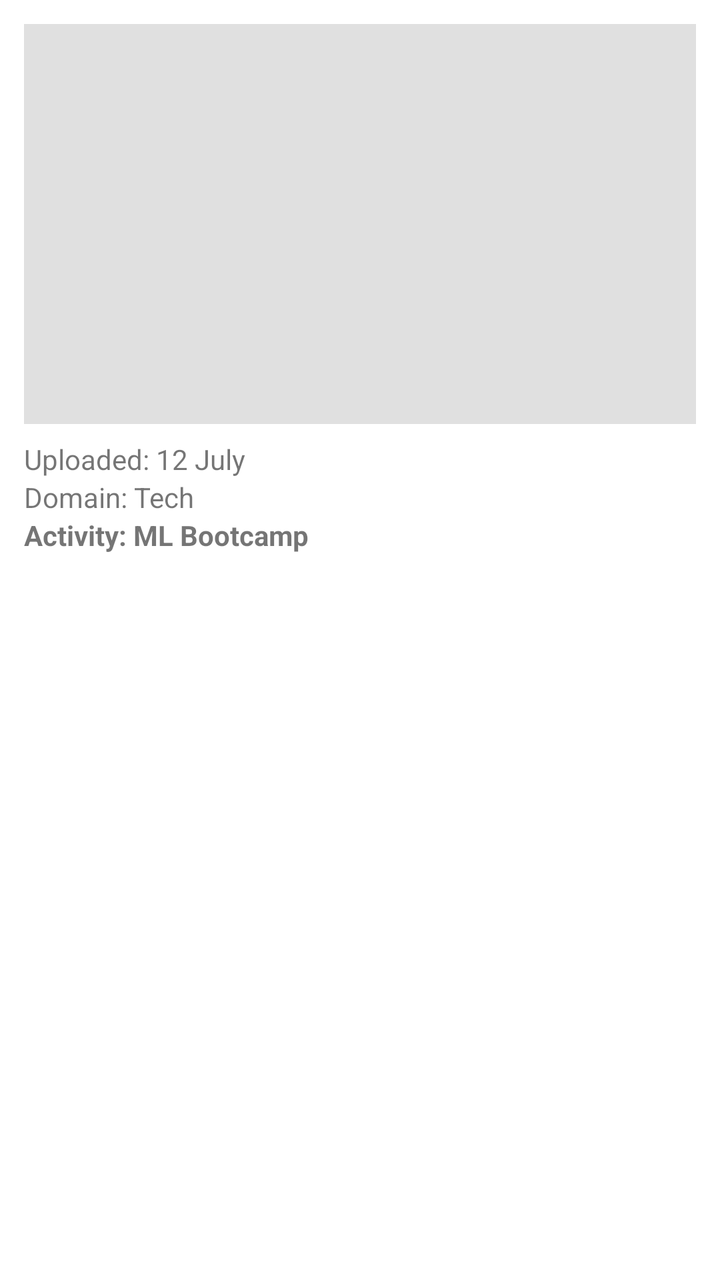
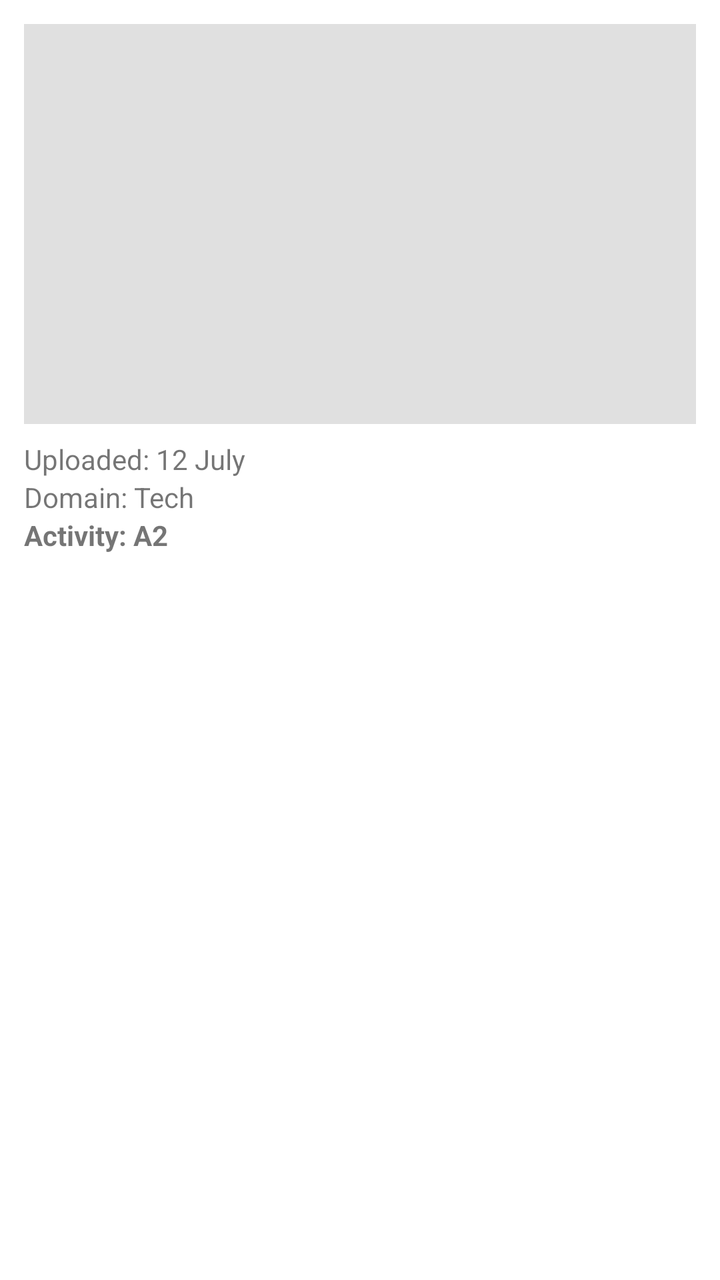

Before-and-after screenshots of an Android layout around one commit, followed by the original layout XML and the change that was made.
<!-- AndroidManifest.xml: application theme Theme.YouthSphere -->
<!-- res/layout/item_activity_image.xml -->
<?xml version="1.0" encoding="utf-8"?>
<LinearLayout xmlns:android="http://schemas.android.com/apk/res/android"
    android:layout_width="match_parent"
    android:layout_height="wrap_content"
    android:orientation="vertical"
    android:padding="12dp"
    android:background="#FFFFFF"
    android:layout_margin="8dp"
    android:elevation="2dp">

    <ImageView
        android:id="@+id/imgPhoto"
        android:layout_width="match_parent"
        android:layout_height="200dp"
        android:scaleType="centerCrop"
        android:background="#E0E0E0" />

    <TextView
        android:id="@+id/tvUploadDate"
        android:layout_width="wrap_content"
        android:layout_height="wrap_content"
        android:text="Uploaded: 12 July"
        android:textSize="14sp"
        android:layout_marginTop="8dp" />

    <TextView
        android:id="@+id/tvDomain"
        android:layout_width="wrap_content"
        android:layout_height="wrap_content"
        android:text="Domain: Tech"
        android:textSize="14sp" />

    <TextView
        android:id="@+id/tvActivityName"
        android:layout_width="wrap_content"
        android:layout_height="wrap_content"
        android:text="Activity: ML Bootcamp"
        android:textSize="14sp"
        android:textStyle="bold" />
</LinearLayout>
<!-- resources referenced by this layout -->
<resources>
  <style name="Theme.YouthSphere" parent="Theme.MaterialComponents.DayNight.NoActionBar">
          
          <item name="colorPrimary">@color/indigo_600</item>
          <item name="colorPrimaryVariant">@color/indigo_800</item>
          <item name="colorOnPrimary">@color/white</item>
  
          
          <item name="colorSecondary">@color/amber_400</item>
          <item name="colorSecondaryVariant">@color/amber_600</item>
          <item name="colorOnSecondary">@color/black</item>
  
          
          <item name="android:windowBackground">@color/white</item>
          <item name="colorSurface">@color/white</item>
          <item name="colorOnBackground">@color/black</item>
          <item name="colorOnSurface">@color/black</item>
  
          
          <item name="android:statusBarColor">@color/indigo_800</item>
  
          
          <item name="actionBarTheme">@style/ThemeOverlay.MaterialComponents.Dark.ActionBar</item>
          <item name="actionBarPopupTheme">@style/ThemeOverlay.MaterialComponents.Light</item>
  
          
          <item name="popupMenuStyle">@style/PopupMenu.MaterialComponents</item>
      </style>
  <color name="indigo_600">#3949AB</color>
  <color name="indigo_800">#283593</color>
  <color name="white">#FFFFFF</color>
  <color name="amber_400">#FFCA28</color>
  <color name="amber_600">#FFB300</color>
  <color name="black">#000000</color>
  <style name="ThemeOverlay.MaterialComponents.Dark.ActionBar">
          <item name="android:textColorPrimary">@color/white</item>
          <item name="colorControlNormal">@color/white</item>
          <item name="android:textColorSecondary">@color/white</item>
      </style>
  <style name="ThemeOverlay.MaterialComponents.Light">
          <item name="android:textColorPrimary">@color/black</item>
          <item name="android:background">@color/white</item>
      </style>
  <style name="PopupMenu.MaterialComponents" parent="@style/Widget.MaterialComponents.PopupMenu">
          <item name="android:textColor">?attr/colorOnSurface</item>
          <item name="android:background">?attr/colorSurface</item>
          <item name="android:dropDownVerticalOffset">4dp</item>
      </style>
</resources>

<!-- the commit's change to res/layout/item_activity_image.xml (unified diff, before → after) -->
@@ -19,7 +19,7 @@
         android:id="@+id/tvUploadDate"
         android:layout_width="wrap_content"
         android:layout_height="wrap_content"
-        android:text="Uploaded: 12 July"
+        android:text="@string/uploaded_12_july"
         android:textSize="14sp"
         android:layout_marginTop="8dp" />
 
@@ -27,14 +27,14 @@
         android:id="@+id/tvDomain"
         android:layout_width="wrap_content"
         android:layout_height="wrap_content"
-        android:text="Domain: Tech"
+        android:text="@string/domain_tech"
         android:textSize="14sp" />
 
     <TextView
         android:id="@+id/tvActivityName"
         android:layout_width="wrap_content"
         android:layout_height="wrap_content"
-        android:text="Activity: ML Bootcamp"
+        android:text="@string/activity_a2"
         android:textSize="14sp"
         android:textStyle="bold" />
 </LinearLayout>
<!-- resource entries referenced after the edit -->
@@ -1,5 +1,8 @@
 <!-- resources referenced by this layout -->
 <resources>
+  <string name="activity_a2">Activity: A2</string>
+  <string name="domain_tech">Domain: Tech</string>
+  <string name="uploaded_12_july">Uploaded: 12 July</string>
   <style name="Theme.YouthSphere" parent="Theme.MaterialComponents.DayNight.NoActionBar">
           
           <item name="colorPrimary">@color/indigo_600</item>
